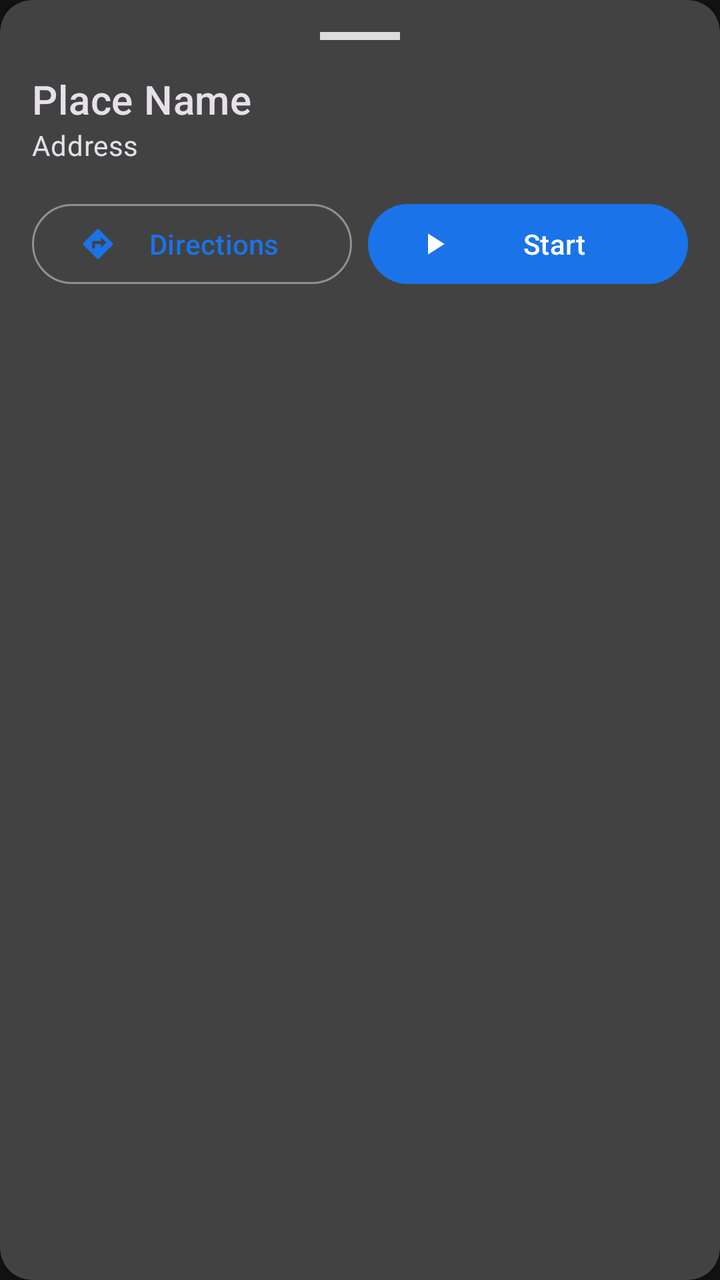
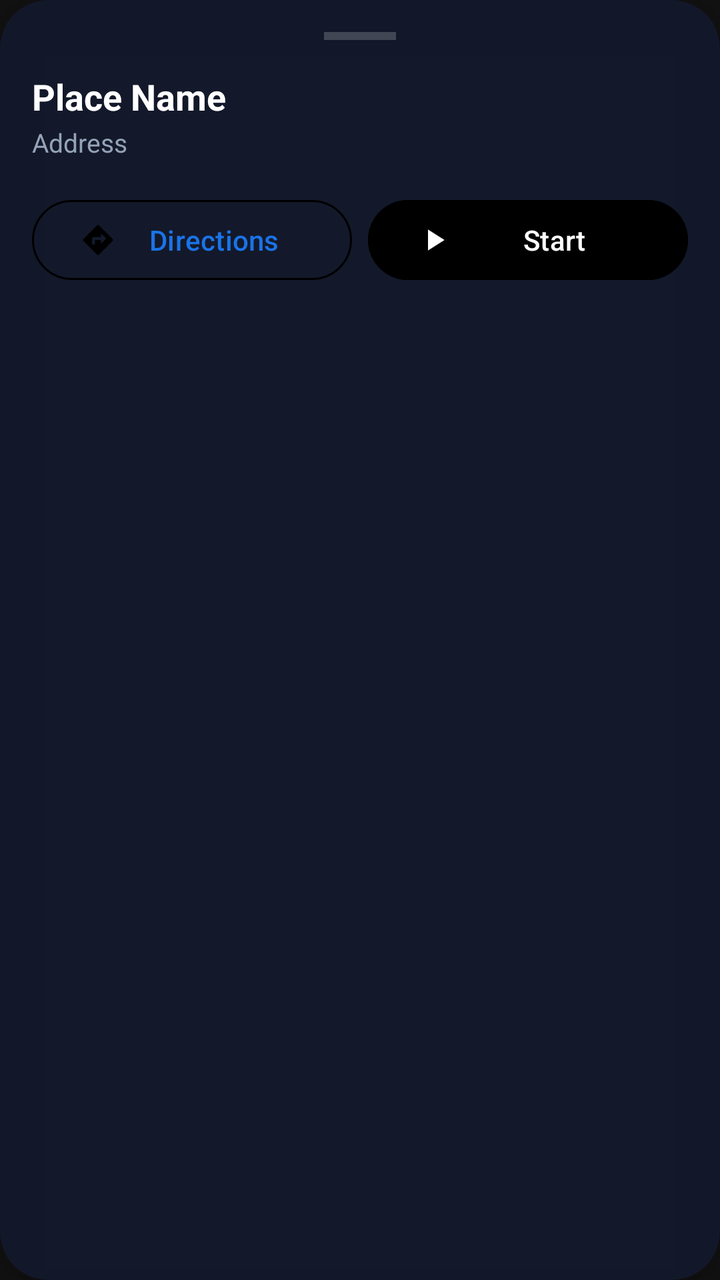

An Android layout rendered at two revisions. The XML below is the earlier revision; the diff shows what the commit changed to produce the second picture.
<!-- AndroidManifest.xml: application theme Theme.TYMAP -->
<!-- res/layout/bottom_sheet_navigation.xml -->
<?xml version="1.0" encoding="utf-8"?>
<androidx.cardview.widget.CardView xmlns:android="http://schemas.android.com/apk/res/android"
    xmlns:app="http://schemas.android.com/apk/res-auto"
    android:id="@+id/navigationBottomSheet"
    android:layout_width="match_parent"
    android:layout_height="wrap_content"
    app:behavior_hideable="false"
    app:behavior_peekHeight="120dp"
    app:cardCornerRadius="16dp"
    app:layout_behavior="com.google.android.material.bottomsheet.BottomSheetBehavior">

    <LinearLayout
        android:layout_width="match_parent"
        android:layout_height="wrap_content"
        android:orientation="vertical"
        android:padding="16dp">

        <View
            android:layout_width="40dp"
            android:layout_height="4dp"
            android:layout_gravity="center_horizontal"
            android:layout_marginBottom="16dp"
            android:background="#DDDDDD" />

        
        <LinearLayout
            android:id="@+id/layoutPlaceInfo"
            android:layout_width="match_parent"
            android:layout_height="wrap_content"
            android:orientation="vertical"
            android:visibility="visible">

            <TextView
                android:id="@+id/tvPlaceName"
                android:layout_width="wrap_content"
                android:layout_height="wrap_content"
                android:text="Place Name"
                android:textAppearance="?attr/textAppearanceHeadline6" />

            <TextView
                android:id="@+id/tvPlaceAddress"
                android:layout_width="wrap_content"
                android:layout_height="wrap_content"
                android:text="Address"
                android:textAppearance="?attr/textAppearanceBody2" />

            <LinearLayout
                android:layout_width="match_parent"
                android:layout_height="wrap_content"
                android:layout_marginTop="16dp"
                android:orientation="horizontal">

                <Button
                    android:id="@+id/btnDirections"
                    style="@style/Widget.Material3.Button.OutlinedButton"
                    android:layout_width="0dp"
                    android:layout_height="wrap_content"
                    android:layout_marginEnd="8dp"
                    android:layout_weight="1"
                    android:text="@string/directions"
                    app:icon="@drawable/ic_directions" />

                <Button
                    android:id="@+id/btnStart"
                    android:layout_width="0dp"
                    android:layout_height="wrap_content"
                    android:layout_weight="1"
                    android:text="@string/start"
                    app:icon="@drawable/ic_play" />
            </LinearLayout>
        </LinearLayout>

        
        <LinearLayout
            android:id="@+id/layoutRoutePreview"
            android:layout_width="match_parent"
            android:layout_height="wrap_content"
            android:orientation="vertical"
            android:visibility="gone">

            <TextView
                android:id="@+id/tvRouteSummary"
                android:layout_width="wrap_content"
                android:layout_height="wrap_content"
                android:text="--"
                android:textAppearance="?attr/textAppearanceHeadline6" />

            <androidx.recyclerview.widget.RecyclerView
                android:id="@+id/rvAlternatives"
                android:layout_width="match_parent"
                android:layout_height="wrap_content"
                android:layout_marginTop="8dp" />

            <Button
                android:id="@+id/btnStartFromPreview"
                android:layout_width="match_parent"
                android:layout_height="wrap_content"
                android:layout_marginTop="16dp"
                android:text="@string/start"
                app:icon="@drawable/ic_play" />
        </LinearLayout>

        
        <LinearLayout
            android:id="@+id/layoutNavigation"
            android:layout_width="match_parent"
            android:layout_height="wrap_content"
            android:orientation="vertical"
            android:visibility="gone">

            <LinearLayout
                android:layout_width="match_parent"
                android:layout_height="wrap_content"
                android:gravity="center_vertical"
                android:orientation="horizontal">

                <ImageView
                    android:id="@+id/ivNavIcon"
                    android:layout_width="48dp"
                    android:layout_height="48dp"
                    android:src="@drawable/ic_directions" />

                <LinearLayout
                    android:layout_width="0dp"
                    android:layout_height="wrap_content"
                    android:layout_marginStart="16dp"
                    android:layout_weight="1"
                    android:orientation="vertical">

                    <TextView
                        android:id="@+id/tvNavInstruction"
                        android:layout_width="wrap_content"
                        android:layout_height="wrap_content"
                        android:text="--"
                        android:textAppearance="?attr/textAppearanceHeadline6" />

                    <TextView
                        android:id="@+id/tvNavDistance"
                        android:layout_width="wrap_content"
                        android:layout_height="wrap_content"
                        android:text="--"
                        android:textAppearance="?attr/textAppearanceBody1" />
                </LinearLayout>

                <ImageButton
                    android:id="@+id/btnRouteInfo"
                    android:layout_width="40dp"
                    android:layout_height="40dp"
                    android:background="?attr/selectableItemBackgroundBorderless"
                    android:src="@drawable/ic_directions"
                    app:tint="@color/blue_primary" />
            </LinearLayout>

            <View
                android:layout_width="match_parent"
                android:layout_height="1dp"
                android:layout_marginVertical="16dp"
                android:background="#DDDDDD" />

            <LinearLayout
                android:layout_width="match_parent"
                android:layout_height="wrap_content"
                android:orientation="horizontal">

                <TextView
                    android:id="@+id/tvNavEta"
                    android:layout_width="0dp"
                    android:layout_height="wrap_content"
                    android:layout_weight="1"
                    android:text="--" />

                <Button
                    android:id="@+id/btnEndNav"
                    style="@style/Widget.Material3.Button.TonalButton"
                    android:layout_width="wrap_content"
                    android:layout_height="wrap_content"
                    android:backgroundTint="#FF5252"
                    android:text="@string/end"
                    android:textColor="@android:color/white"
                    app:icon="@drawable/ic_stop" />
            </LinearLayout>
        </LinearLayout>

    </LinearLayout>
</androidx.cardview.widget.CardView>
<!-- resources referenced by this layout -->
<resources>
  <color name="blue_primary">#1A73E8</color>
  <!-- drawable ic_directions (drawable) -->
  <vector xmlns:android="http://schemas.android.com/apk/res/android"
      android:width="24dp"
      android:height="24dp"
      android:viewportWidth="24"
      android:viewportHeight="24">
    <path
        android:fillColor="@android:color/black"
        android:pathData="M21.71,11.29l-9,-9c-0.39,-0.39 -1.02,-0.39 -1.41,0l-9,9c-0.39,0.39 -0.39,1.02 0,1.41l9,9c0.39,0.39 1.02,0.39 1.41,0l9,-9C22.1,12.31 22.1,11.68 21.71,11.29zM14,14.5V12h-4v3H8v-4c0,-0.55 0.45,-1 1,-1h5V7.5l3.5,3.5L14,14.5z"/>
  </vector>
  <!-- drawable ic_play (drawable) -->
  <vector xmlns:android="http://schemas.android.com/apk/res/android"
      android:width="24dp"
      android:height="24dp"
      android:viewportWidth="24"
      android:viewportHeight="24">
    <path
        android:fillColor="@android:color/black"
        android:pathData="M8,5v14l11,-7z"/>
  </vector>
  <!-- drawable ic_stop (drawable) -->
  <vector xmlns:android="http://schemas.android.com/apk/res/android"
      android:width="24dp"
      android:height="24dp"
      android:viewportWidth="24"
      android:viewportHeight="24">
    <path
        android:fillColor="@android:color/black"
        android:pathData="M6,6h12v12H6z"/>
  </vector>
  <string name="directions">Directions</string>
  <string name="end">End</string>
  <string name="start">Start</string>
  <style name="Theme.TYMAP" parent="Theme.Material3.Dark.NoActionBar">
          
          <item name="colorPrimary">@color/blue_primary</item>
          <item name="colorOnPrimary">@color/white</item>
  
          
          <item name="android:windowBackground">#121212</item>
          <item name="colorSurface">#1C1C1E</item>
          <item name="colorOnSurface">#FFFFFF</item>
          <item name="colorSurfaceVariant">#2C2C2E</item>
          <item name="colorOnSurfaceVariant">#AEAEB2</item>
  
          
          <item name="android:statusBarColor">#121212</item>
          <item name="android:navigationBarColor">#121212</item>
      </style>
  <color name="white">#FFFFFFFF</color>
</resources>

<!-- the commit's change to res/layout/bottom_sheet_navigation.xml (unified diff, before → after) -->
@@ -6,7 +6,9 @@
     android:layout_height="wrap_content"
     app:behavior_hideable="false"
     app:behavior_peekHeight="120dp"
-    app:cardCornerRadius="16dp"
+    app:cardBackgroundColor="#D9131B2E"
+    app:cardCornerRadius="24dp"
+    app:cardElevation="16dp"
     app:layout_behavior="com.google.android.material.bottomsheet.BottomSheetBehavior">
 
     <LinearLayout
@@ -16,11 +18,11 @@
         android:padding="16dp">
 
         <View
-            android:layout_width="40dp"
+            android:layout_width="36dp"
             android:layout_height="4dp"
             android:layout_gravity="center_horizontal"
             android:layout_marginBottom="16dp"
-            android:background="#DDDDDD" />
+            android:background="#33FFFFFF" />
 
         
         <LinearLayout
@@ -35,14 +37,18 @@
                 android:layout_width="wrap_content"
                 android:layout_height="wrap_content"
                 android:text="Place Name"
-                android:textAppearance="?attr/textAppearanceHeadline6" />
+                android:textColor="@android:color/white"
+                android:textSize="18sp"
+                android:textStyle="bold" />
 
             <TextView
                 android:id="@+id/tvPlaceAddress"
                 android:layout_width="wrap_content"
                 android:layout_height="wrap_content"
+                android:layout_marginTop="2dp"
                 android:text="Address"
-                android:textAppearance="?attr/textAppearanceBody2" />
+                android:textColor="#94A3B8"
+                android:textSize="13sp" />
 
             <LinearLayout
                 android:layout_width="match_parent"
@@ -58,15 +64,21 @@
                     android:layout_marginEnd="8dp"
                     android:layout_weight="1"
                     android:text="@string/directions"
-                    app:icon="@drawable/ic_directions" />
+                    android:textColor="@color/colorAccentCyan"
+                    app:icon="@drawable/ic_directions"
+                    app:iconTint="@color/colorAccentCyan"
+                    app:strokeColor="@color/colorAccentCyan" />
 
                 <Button
                     android:id="@+id/btnStart"
                     android:layout_width="0dp"
                     android:layout_height="wrap_content"
                     android:layout_weight="1"
+                    android:backgroundTint="@color/colorAccentCyan"
                     android:text="@string/start"
-                    app:icon="@drawable/ic_play" />
+                    android:textColor="@android:color/white"
+                    app:icon="@drawable/ic_play"
+                    app:iconTint="@android:color/white" />
             </LinearLayout>
         </LinearLayout>
 
@@ -83,7 +95,9 @@
                 android:layout_width="wrap_content"
                 android:layout_height="wrap_content"
                 android:text="--"
-                android:textAppearance="?attr/textAppearanceHeadline6" />
+                android:textColor="@android:color/white"
+                android:textSize="18sp"
+                android:textStyle="bold" />
 
             <androidx.recyclerview.widget.RecyclerView
                 android:id="@+id/rvAlternatives"
@@ -96,8 +110,11 @@
                 android:layout_width="match_parent"
                 android:layout_height="wrap_content"
                 android:layout_marginTop="16dp"
+                android:backgroundTint="@color/colorAccentCyan"
                 android:text="@string/start"
-                app:icon="@drawable/ic_play" />
+                android:textColor="@android:color/white"
+                app:icon="@drawable/ic_play"
+                app:iconTint="@android:color/white" />
         </LinearLayout>
 
         
@@ -118,7 +135,8 @@
                     android:id="@+id/ivNavIcon"
                     android:layout_width="48dp"
                     android:layout_height="48dp"
-                    android:src="@drawable/ic_directions" />
+                    android:src="@drawable/ic_directions"
+                    app:tint="@color/colorAccentCyan" />
 
                 <LinearLayout
                     android:layout_width="0dp"
@@ -132,14 +150,17 @@
                         android:layout_width="wrap_content"
                         android:layout_height="wrap_content"
                         android:text="--"
-                        android:textAppearance="?attr/textAppearanceHeadline6" />
+                        android:textColor="@android:color/white"
+                        android:textSize="17sp"
+                        android:textStyle="bold" />
 
                     <TextView
                         android:id="@+id/tvNavDistance"
                         android:layout_width="wrap_content"
                         android:layout_height="wrap_content"
                         android:text="--"
-                        android:textAppearance="?attr/textAppearanceBody1" />
+                        android:textColor="@color/colorAccentCyan"
+                        android:textSize="14sp" />
                 </LinearLayout>
 
                 <ImageButton
@@ -148,18 +169,19 @@
                     android:layout_height="40dp"
                     android:background="?attr/selectableItemBackgroundBorderless"
                     android:src="@drawable/ic_directions"
-                    app:tint="@color/blue_primary" />
+                    app:tint="@color/colorAccentCyan" />
             </LinearLayout>
 
             <View
                 android:layout_width="match_parent"
                 android:layout_height="1dp"
-                android:layout_marginVertical="16dp"
-                android:background="#DDDDDD" />
+                android:layout_marginVertical="14dp"
+                android:background="#1FFFFFFF" />
 
             <LinearLayout
                 android:layout_width="match_parent"
                 android:layout_height="wrap_content"
+                android:gravity="center_vertical"
                 android:orientation="horizontal">
 
                 <TextView
@@ -167,17 +189,21 @@
                     android:layout_width="0dp"
                     android:layout_height="wrap_content"
                     android:layout_weight="1"
-                    android:text="--" />
+                    android:text="--"
+                    android:textColor="#10B981"
+                    android:textSize="14sp"
+                    android:textStyle="bold" />
 
                 <Button
                     android:id="@+id/btnEndNav"
                     style="@style/Widget.Material3.Button.TonalButton"
                     android:layout_width="wrap_content"
                     android:layout_height="wrap_content"
-                    android:backgroundTint="#FF5252"
+                    android:backgroundTint="#EF4444"
                     android:text="@string/end"
                     android:textColor="@android:color/white"
-                    app:icon="@drawable/ic_stop" />
+                    app:icon="@drawable/ic_stop"
+                    app:iconTint="@android:color/white" />
             </LinearLayout>
         </LinearLayout>
 
